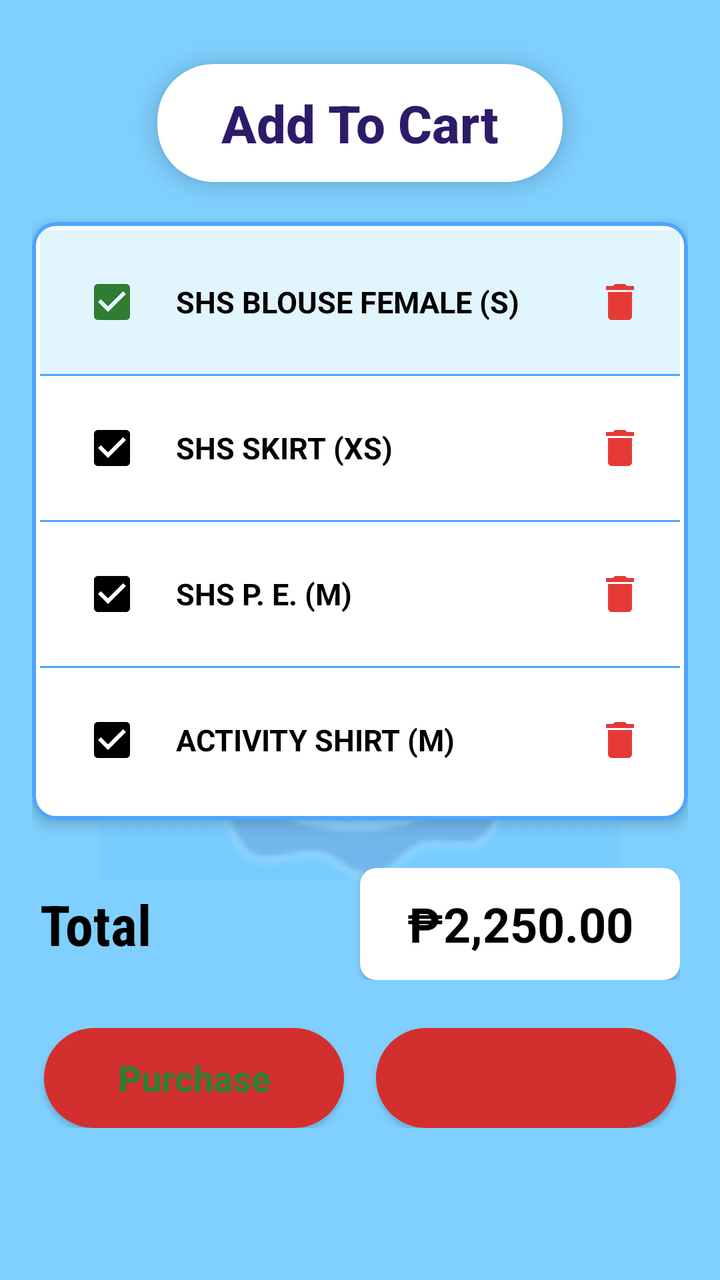
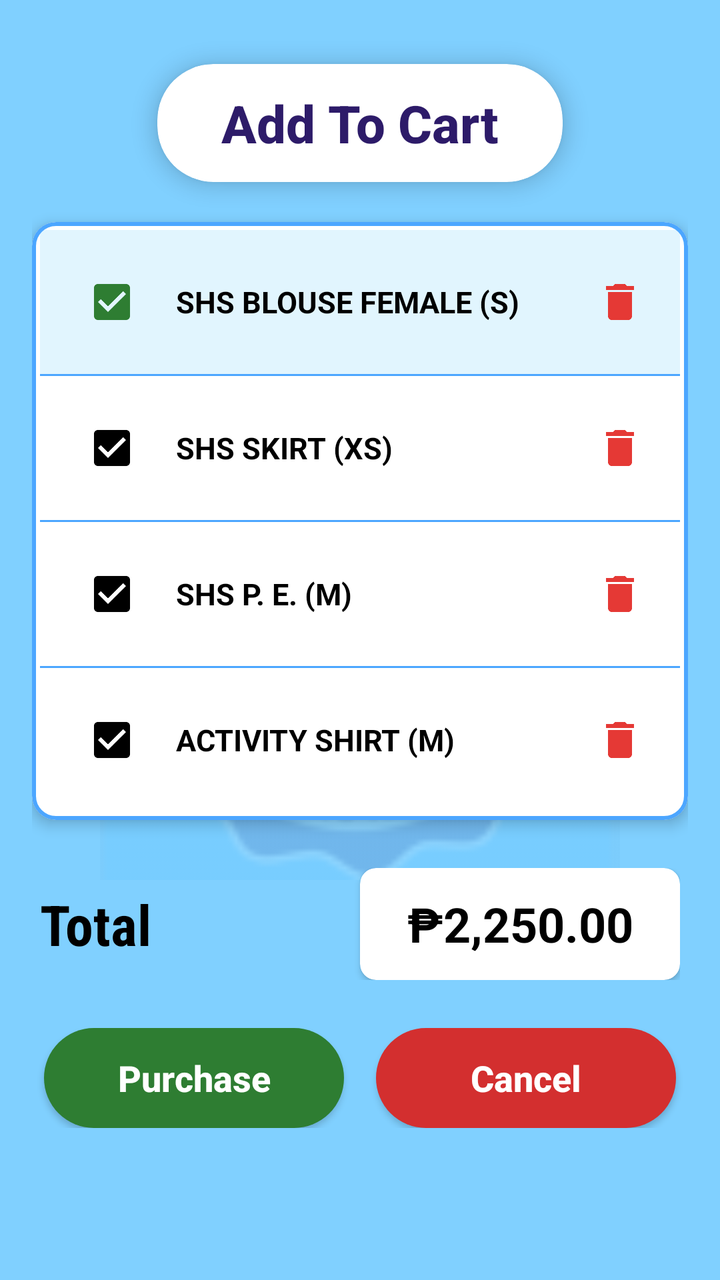

Before-and-after screenshots of an Android layout around one commit, followed by the original layout XML and the change that was made.
<!-- AndroidManifest.xml: application theme Theme.MyApplication -->
<!-- res/layout/activity_lao_add_to_cart_background.xml -->
<?xml version="1.0" encoding="utf-8"?>
<FrameLayout xmlns:android="http://schemas.android.com/apk/res/android"
    xmlns:app="http://schemas.android.com/apk/res-auto"
    xmlns:tools="http://schemas.android.com/tools"
    android:id="@+id/main"
    android:layout_width="match_parent"
    android:layout_height="match_parent"
    android:background="@drawable/placeorder_background"
    tools:context=".Lao_AddToCartBackground">

    
    <ImageView
        android:id="@+id/bg_logo"
        android:layout_width="260dp"
        android:layout_height="260dp"
        android:layout_gravity="center"
        android:alpha="0.25"
        android:contentDescription="@null"
        android:scaleType="fitCenter"
        android:src="@drawable/img_1" />

    
    <ScrollView
        android:layout_width="match_parent"
        android:layout_height="match_parent"
        android:fillViewport="true">

        <LinearLayout
            android:layout_width="match_parent"
            android:layout_height="wrap_content"
            android:gravity="center_horizontal"
            android:orientation="vertical"
            android:padding="16dp">

            
            <com.google.android.material.card.MaterialCardView
                android:layout_width="wrap_content"
                android:layout_height="wrap_content"
                android:layout_marginTop="16dp"
                android:layout_marginBottom="20dp"
                app:cardBackgroundColor="#FFFFFF"
                app:cardCornerRadius="28dp"
                app:cardElevation="6dp"
                app:strokeWidth="0dp">

                <TextView
                    android:id="@+id/txt_cart_title"
                    android:layout_width="wrap_content"
                    android:layout_height="wrap_content"
                    android:fontFamily="sans-serif-medium"
                    android:paddingHorizontal="32dp"
                    android:paddingVertical="12dp"
                    android:text="@string/lao_cart_title"
                    android:textColor="#2D1B69"
                    android:textSize="26sp"
                    android:textStyle="bold" />
            </com.google.android.material.card.MaterialCardView>

            
            <com.google.android.material.card.MaterialCardView
                android:layout_width="match_parent"
                android:layout_height="wrap_content"
                android:layout_marginBottom="24dp"
                app:cardBackgroundColor="#FFFFFF"
                app:cardCornerRadius="12dp"
                app:cardElevation="4dp"
                app:strokeColor="#4CA6FF"
                app:strokeWidth="2dp">

                <LinearLayout
                    android:layout_width="match_parent"
                    android:layout_height="wrap_content"
                    android:orientation="vertical"
                    android:padding="4dp">

                    
                    <LinearLayout
                        android:id="@+id/layout_item_1"
                        android:layout_width="match_parent"
                        android:layout_height="wrap_content"
                        android:background="#E1F5FE"
                        android:gravity="center_vertical"
                        android:orientation="horizontal"
                        android:padding="12dp">

                        <CheckBox
                            android:id="@+id/cb_item_1"
                            android:layout_width="wrap_content"
                            android:layout_height="wrap_content"
                            android:checked="true"
                            android:buttonTint="#2E7D32" />

                        <TextView
                            android:layout_width="0dp"
                            android:layout_height="wrap_content"
                            android:layout_marginStart="8dp"
                            android:layout_weight="1"
                            android:text="@string/lao_item_blouse"
                            android:textColor="#000000"
                            android:textSize="15sp"
                            android:textStyle="bold" />

                        <ImageView
                            android:id="@+id/btn_delete_1"
                            android:layout_width="36dp"
                            android:layout_height="36dp"
                            android:background="?attr/selectableItemBackgroundBorderless"
                            android:contentDescription="@string/lao_cancel"
                            android:padding="6dp"
                            android:src="@drawable/ic_trash" />
                    </LinearLayout>

                    <View
                        android:layout_width="match_parent"
                        android:layout_height="1dp"
                        android:background="#4CA6FF" />

                    
                    <LinearLayout
                        android:id="@+id/layout_item_2"
                        android:layout_width="match_parent"
                        android:layout_height="wrap_content"
                        android:background="#FFFFFF"
                        android:gravity="center_vertical"
                        android:orientation="horizontal"
                        android:padding="12dp">

                        <CheckBox
                            android:id="@+id/cb_item_2"
                            android:layout_width="wrap_content"
                            android:layout_height="wrap_content"
                            android:checked="true"
                            android:buttonTint="#000000" />

                        <TextView
                            android:layout_width="0dp"
                            android:layout_height="wrap_content"
                            android:layout_marginStart="8dp"
                            android:layout_weight="1"
                            android:text="@string/lao_item_skirt"
                            android:textColor="#000000"
                            android:textSize="15sp"
                            android:textStyle="bold" />

                        <ImageView
                            android:id="@+id/btn_delete_2"
                            android:layout_width="36dp"
                            android:layout_height="36dp"
                            android:background="?attr/selectableItemBackgroundBorderless"
                            android:contentDescription="@string/lao_cancel"
                            android:padding="6dp"
                            android:src="@drawable/ic_trash" />
                    </LinearLayout>

                    <View
                        android:layout_width="match_parent"
                        android:layout_height="1dp"
                        android:background="#4CA6FF" />

                    
                    <LinearLayout
                        android:id="@+id/layout_item_3"
                        android:layout_width="match_parent"
                        android:layout_height="wrap_content"
                        android:background="#FFFFFF"
                        android:gravity="center_vertical"
                        android:orientation="horizontal"
                        android:padding="12dp">

                        <CheckBox
                            android:id="@+id/cb_item_3"
                            android:layout_width="wrap_content"
                            android:layout_height="wrap_content"
                            android:checked="true"
                            android:buttonTint="#000000" />

                        <TextView
                            android:layout_width="0dp"
                            android:layout_height="wrap_content"
                            android:layout_marginStart="8dp"
                            android:layout_weight="1"
                            android:text="@string/lao_item_pe"
                            android:textColor="#000000"
                            android:textSize="15sp"
                            android:textStyle="bold" />

                        <ImageView
                            android:id="@+id/btn_delete_3"
                            android:layout_width="36dp"
                            android:layout_height="36dp"
                            android:background="?attr/selectableItemBackgroundBorderless"
                            android:contentDescription="@string/lao_cancel"
                            android:padding="6dp"
                            android:src="@drawable/ic_trash" />
                    </LinearLayout>

                    <View
                        android:layout_width="match_parent"
                        android:layout_height="1dp"
                        android:background="#4CA6FF" />

                    
                    <LinearLayout
                        android:id="@+id/layout_item_4"
                        android:layout_width="match_parent"
                        android:layout_height="wrap_content"
                        android:background="#FFFFFF"
                        android:gravity="center_vertical"
                        android:orientation="horizontal"
                        android:padding="12dp">

                        <CheckBox
                            android:id="@+id/cb_item_4"
                            android:layout_width="wrap_content"
                            android:layout_height="wrap_content"
                            android:checked="true"
                            android:buttonTint="#000000" />

                        <TextView
                            android:layout_width="0dp"
                            android:layout_height="wrap_content"
                            android:layout_marginStart="8dp"
                            android:layout_weight="1"
                            android:text="@string/lao_item_activity_shirt"
                            android:textColor="#000000"
                            android:textSize="15sp"
                            android:textStyle="bold" />

                        <ImageView
                            android:id="@+id/btn_delete_4"
                            android:layout_width="36dp"
                            android:layout_height="36dp"
                            android:background="?attr/selectableItemBackgroundBorderless"
                            android:contentDescription="@string/lao_cancel"
                            android:padding="6dp"
                            android:src="@drawable/ic_trash" />
                    </LinearLayout>

                </LinearLayout>
            </com.google.android.material.card.MaterialCardView>

            
            <LinearLayout
                android:layout_width="match_parent"
                android:layout_height="wrap_content"
                android:layout_marginBottom="24dp"
                android:gravity="center_vertical"
                android:orientation="horizontal"
                android:paddingHorizontal="4dp">

                <TextView
                    android:id="@+id/txt_total_label"
                    android:layout_width="wrap_content"
                    android:layout_height="wrap_content"
                    android:fontFamily="sans-serif-condensed"
                    android:text="@string/lao_total"
                    android:textColor="#000000"
                    android:textSize="28sp"
                    android:textStyle="bold" />

                <Space
                    android:layout_width="0dp"
                    android:layout_height="wrap_content"
                    android:layout_weight="1" />

                <com.google.android.material.card.MaterialCardView
                    android:layout_width="160dp"
                    android:layout_height="56dp"
                    app:cardBackgroundColor="#FFFFFF"
                    app:cardCornerRadius="8dp"
                    app:cardElevation="2dp"
                    app:strokeWidth="0dp">

                    <TextView
                        android:id="@+id/txt_total_value"
                        android:layout_width="match_parent"
                        android:layout_height="match_parent"
                        android:gravity="center"
                        android:text="@string/lao_default_total"
                        android:textColor="#000000"
                        android:textSize="24sp"
                        android:textStyle="bold" />
                </com.google.android.material.card.MaterialCardView>
            </LinearLayout>

            
            <LinearLayout
                android:layout_width="match_parent"
                android:layout_height="wrap_content"
                android:gravity="center"
                android:orientation="horizontal"
                android:paddingBottom="16dp">

                <androidx.appcompat.widget.AppCompatButton
                    android:id="@+id/btn_purchase"
                    android:layout_width="150dp"
                    android:layout_height="50dp"
                    android:layout_marginEnd="16dp"
                    android:background="@drawable/bg_order_button"
                    android:gravity="center"
                    android:text="@string/lao_purchase"
                    android:textAllCaps="false"
                    android:textColor="#2E7D32"
                    android:textSize="18sp"
                    android:textStyle="bold" />

                <androidx.appcompat.widget.AppCompatButton
                    android:id="@+id/btn_cancel"
                    android:layout_width="150dp"
                    android:layout_height="50dp"
                    android:background="@drawable/bg_order_button"
                    android:gravity="center"
                    android:text="@string/lao_cancel"
                    android:textAllCaps="false"
                    android:textColor="#D32F2F"
                    android:textSize="18sp"
                    android:textStyle="bold" />
            </LinearLayout>

        </LinearLayout>
    </ScrollView>
</FrameLayout>
<!-- resources referenced by this layout -->
<resources>
  <!-- drawable bg_order_button (drawable) -->
  <?xml version="1.0" encoding="utf-8"?>
  <shape xmlns:android="http://schemas.android.com/apk/res/android"
      android:shape="rectangle">
      <solid android:color="#D32F2F" />
      <corners android:radius="26dp" />
  </shape>
  <!-- drawable ic_trash (drawable) -->
  <vector xmlns:android="http://schemas.android.com/apk/res/android"
      android:width="24dp"
      android:height="24dp"
      android:viewportWidth="24"
      android:viewportHeight="24">
    <path
        android:fillColor="#E53935"
        android:pathData="M6,19c0,1.1 0.9,2 2,2h8c1.1,0 2,-0.9 2,-2V7H6v12zM19,4h-3.5l-1,-1h-5l-1,1H5v2h14V4z"/>
  </vector>
  <!-- drawable img_1: png bitmap (drawable, 13108 bytes) -->
  <!-- drawable placeorder_background (drawable) -->
  <?xml version="1.0" encoding="utf-8"?>
  <shape xmlns:android="http://schemas.android.com/apk/res/android"
      android:shape="rectangle">
      <solid android:color="#80D0FF" />
  </shape>
  <string name="lao_cancel">Cancel</string>
  <string name="lao_cart_title">Add To Cart</string>
  <string name="lao_default_total">₱2,250.00</string>
  <string name="lao_item_activity_shirt">ACTIVITY SHIRT (M)</string>
  <string name="lao_item_blouse">SHS BLOUSE FEMALE (S)</string>
  <string name="lao_item_pe">SHS P. E. (M)</string>
  <string name="lao_item_skirt">SHS SKIRT (XS)</string>
  <string name="lao_purchase">Purchase</string>
  <string name="lao_total">Total</string>
  <style name="Theme.MyApplication" parent="Theme.MaterialComponents.Light.NoActionBar">
          
          <item name="colorPrimary">@color/purple_500</item>
          <item name="colorPrimaryVariant">@color/purple_700</item>
          <item name="colorOnPrimary">@color/white</item>
          
          <item name="colorSecondary">@color/teal_200</item>
          <item name="colorSecondaryVariant">@color/teal_700</item>
          <item name="colorOnSecondary">@color/black</item>
          <item name="android:windowBackground">#80D0FF</item>
      </style>
  <color name="purple_500">#FF6200EE</color>
  <color name="purple_700">#FF3700B3</color>
  <color name="white">#FFFFFFFF</color>
  <color name="teal_200">#FF03DAC5</color>
  <color name="teal_700">#FF018786</color>
  <color name="black">#FF000000</color>
</resources>

<!-- the commit's change to res/layout/activity_lao_add_to_cart_background.xml (unified diff, before → after) -->
@@ -296,11 +296,11 @@
                     android:layout_width="150dp"
                     android:layout_height="50dp"
                     android:layout_marginEnd="16dp"
-                    android:background="@drawable/bg_order_button"
+                    android:background="@drawable/bg_green_button"
                     android:gravity="center"
                     android:text="@string/lao_purchase"
                     android:textAllCaps="false"
-                    android:textColor="#2E7D32"
+                    android:textColor="#FFFFFF"
                     android:textSize="18sp"
                     android:textStyle="bold" />
 
@@ -308,11 +308,11 @@
                     android:id="@+id/btn_cancel"
                     android:layout_width="150dp"
                     android:layout_height="50dp"
-                    android:background="@drawable/bg_order_button"
+                    android:background="@drawable/bg_red_button"
                     android:gravity="center"
                     android:text="@string/lao_cancel"
                     android:textAllCaps="false"
-                    android:textColor="#D32F2F"
+                    android:textColor="#FFFFFF"
                     android:textSize="18sp"
                     android:textStyle="bold" />
             </LinearLayout>
<!-- resource entries referenced after the edit -->
@@ -1,6 +1,13 @@
 <!-- resources referenced by this layout -->
 <resources>
-  <!-- drawable bg_order_button (drawable) -->
+  <!-- drawable bg_green_button (drawable) -->
+  <?xml version="1.0" encoding="utf-8"?>
+  <shape xmlns:android="http://schemas.android.com/apk/res/android"
+      android:shape="rectangle">
+      <solid android:color="#2E7D32" />
+      <corners android:radius="26dp" />
+  </shape>
+  <!-- drawable bg_red_button (drawable) -->
   <?xml version="1.0" encoding="utf-8"?>
   <shape xmlns:android="http://schemas.android.com/apk/res/android"
       android:shape="rectangle">
